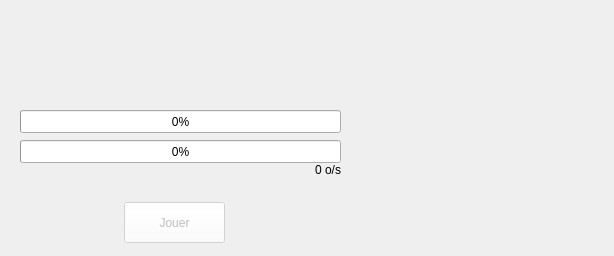
mangaMag/AzoteLauncher, file gui/launcher.ui: the form before one commit.
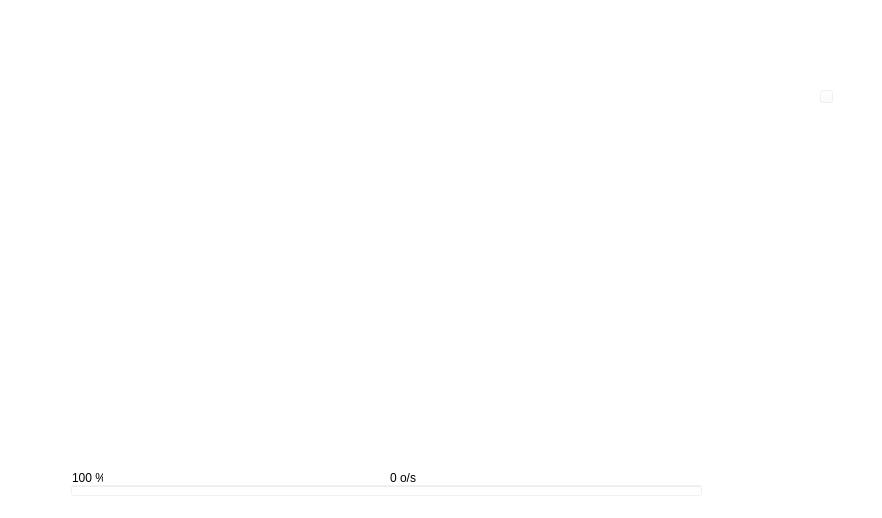
The form after the commit. Icons and pictures are not drawn.

```diff
--- a/gui/launcher.ui
+++ b/gui/launcher.ui
@@ -6,16 +6,17 @@
    <rect>
     <x>0</x>
     <y>0</y>
-    <width>614</width>
-    <height>256</height>
+    <width>882</width>
+    <height>518</height>
    </rect>
   </property>
   <property name="windowTitle">
    <string>Arkalys Beta 2.33</string>
   </property>
   <property name="styleSheet">
-   <string notr="true">background-image: url(:/ressources/ArkalysLauncherMinimal.png);
-background-repeat: no-repeat;</string>
+   <string notr="true">background-image: url(:/ressources/background.png);
+background-repeat: no-repeat;
+background-color: rgba(255, 255, 255, 50);</string>
   </property>
   <widget class="QWidget" name="centralWidget">
    <widget class="QPushButton" name="playButton">
@@ -24,32 +25,40 @@
     </property>
     <property name="geometry">
      <rect>
-      <x>124</x>
-      <y>202</y>
-      <width>101</width>
+      <x>730</x>
+      <y>470</y>
+      <width>94</width>
       <height>41</height>
      </rect>
     </property>
     <property name="autoFillBackground">
      <bool>false</bool>
     </property>
-    <property name="styleSheet">
-     <string notr="true">background: white;</string>
+    <property name="icon">
+     <iconset resource="../ressources.qrc">
+      <normaloff>:/ressources/bouton_enable.png</normaloff>
+      <normalon>:/ressources/bouton_enable_pushed.png</normalon>
+      <activeon>:/ressources/bouton_enable_pushed.png</activeon>
+      <selectedoff>:/ressources/bouton_enable_pushed.png</selectedoff>
+      <selectedon>:/ressources/bouton_enable_pushed.png</selectedon>:/ressources/bouton_enable.png</iconset>
     </property>
-    <property name="text">
-     <string>Jouer</string>
+    <property name="iconSize">
+     <size>
+      <width>96</width>
+      <height>41</height>
+     </size>
     </property>
     <property name="flat">
-     <bool>false</bool>
+     <bool>true</bool>
     </property>
    </widget>
    <widget class="QLabel" name="labelDownloadSpeed">
     <property name="geometry">
      <rect>
-      <x>280</x>
-      <y>160</y>
+      <x>355</x>
+      <y>470</y>
       <width>61</width>
-      <height>20</height>
+      <height>16</height>
      </rect>
     </property>
     <property name="text">
@@ -62,33 +71,62 @@
    <widget class="QProgressBar" name="progressBarTotal">
     <property name="geometry">
      <rect>
-      <x>20</x>
-      <y>110</y>
-      <width>321</width>
-      <height>23</height>
+      <x>71</x>
+      <y>485</y>
+      <width>631</width>
+      <height>11</height>
      </rect>
     </property>
+    <property name="styleSheet">
+     <string notr="true">QProgressBar {
+	border-image: url(:/ressources/barre.png);
+	padding: 2px;
+}
+QProgressBar::chunk {
+     background-color: #337ab7;
+ }</string>
+    </property>
     <property name="value">
      <number>0</number>
     </property>
     <property name="alignment">
      <set>Qt::AlignCenter</set>
     </property>
+    <property name="textVisible">
+     <bool>false</bool>
+    </property>
    </widget>
-   <widget class="QProgressBar" name="progressBarFile">
+   <widget class="QPushButton" name="closeButton">
     <property name="geometry">
      <rect>
-      <x>20</x>
-      <y>140</y>
-      <width>321</width>
-      <height>23</height>
+      <x>820</x>
+      <y>90</y>
+      <width>13</width>
+      <height>13</height>
      </rect>
     </property>
-    <property name="value">
-     <number>0</number>
+    <property name="icon">
+     <iconset resource="../ressources.qrc">
+      <normaloff>:/ressources/topbouton_close.png</normaloff>:/ressources/topbouton_close.png</iconset>
     </property>
-    <property name="alignment">
-     <set>Qt::AlignCenter</set>
+    <property name="iconSize">
+     <size>
+      <width>13</width>
+      <height>13</height>
+     </size>
+    </property>
+   </widget>
+   <widget class="QLabel" name="labelProgressPercent">
+    <property name="geometry">
+     <rect>
+      <x>72</x>
+      <y>470</y>
+      <width>31</width>
+      <height>16</height>
+     </rect>
+    </property>
+    <property name="text">
+     <string>100 %</string>
     </property>
    </widget>
   </widget>
```
Left out of the diff: 4 changed lines with no effect on the pictures.
